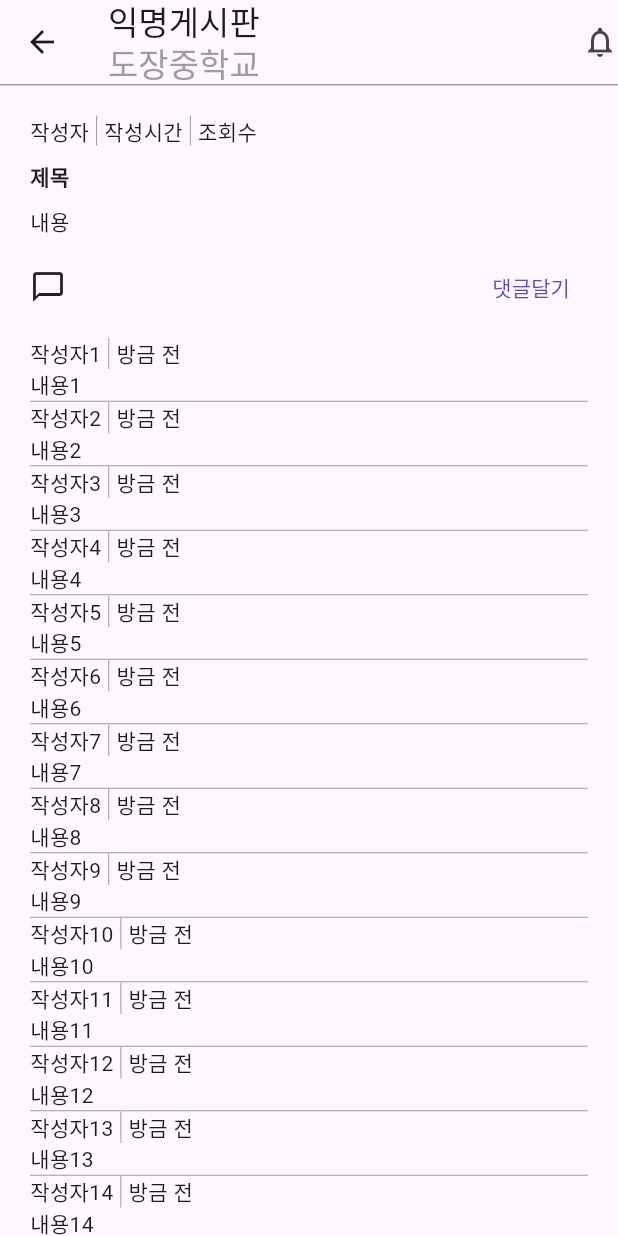
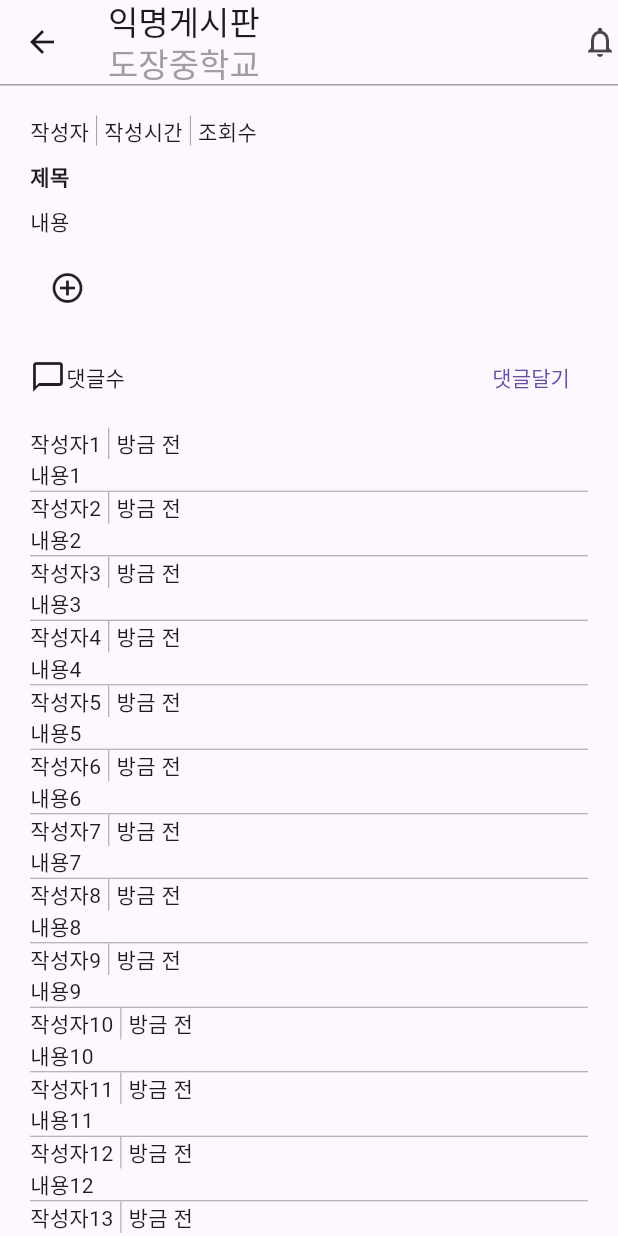
Before and after one commit to jaesol0105/damta, a Flutter app: the PostDetailPage screen opened directly with empty values, on a phone screen of 412 x 824 dp. Run offline on Flutter 3.47's test engine with Material 3 defaults, Android fonts, the phone set to English and light mode, and no system bars; our stand-ins replace cloud_firestore, firebase_core, flutter_hooks, flutter_riverpod, freezed_annotation, go_router and 2 more; accounts and stored records are empty; generated files the repository leaves out were written again.

Commit message:
Update post_detail_page.dart
현재 작업중에 있음. 중간 커밋임.

```diff
--- a/lib/presentation/view/pages/post_detail/post_detail_page.dart
+++ b/lib/presentation/view/pages/post_detail/post_detail_page.dart
@@ -1,13 +1,33 @@
 import 'package:damta/domain/entity/comment_entity.dart';
+import 'package:damta/domain/entity/post_entity.dart';
+import 'package:damta/presentation/core/util/time_ago.dart';
+import 'package:damta/presentation/view_model/post_view_model.dart';
 import 'package:flutter/material.dart';
+import 'package:flutter_riverpod/flutter_riverpod.dart';
 import 'package:go_router/go_router.dart';
 
-class PostDetailPage extends StatelessWidget {
+class PostDetailPage extends StatefulWidget {
   const PostDetailPage({super.key, required this.id});
   final String id;
 
   @override
+  State<PostDetailPage> createState() => _PostDetailPageState();
+}
+
+class _PostDetailPageState extends State<PostDetailPage> {
+  OverlayEntry? _overlayEntry;
+
+  final LayerLink _layerLink = LayerLink();
+
+  bool showEmojiPopup = false;
+
+  final List<String> emojis = ["🤣", "👍", "❤️", "🔥", "✨", "😒", "🥹"];
+
+  final List<String> addEmojis = [];
+
+  @override
   Widget build(BuildContext context) {
+    // final List<PostEntity> list = ref.read(postViewModelProvider);
     List<CommentEntity> list = [];
     for (var i = 1; i <= 30; i++) {
       list.add(
@@ -16,25 +36,9 @@ class PostDetailPage extends StatelessWidget {
           cWriter: "작성자$i",
           cCreatedAt: DateTime.now(),
           pId: "포스트id",
-          uId: '',
+          uId: '유저id',
         ),
       );
-    }
-    print(list.length);
-
-    String timeAgo(DateTime date) {
-      final Duration diff = DateTime.now().difference(date);
-      if (diff.inSeconds < 60) {
-        return '방금 전';
-      } else if (diff.inMinutes < 60) {
-        return '${diff.inMinutes}분 전';
-      } else if (diff.inHours < 24) {
-        return '${diff.inHours}시간 전';
-      } else if (diff.inDays < 7) {
-        return '${diff.inDays}일 전';
-      } else {
-        return '${(diff.inDays / 7).floor()}주 전';
-      }
     }
 
     return Scaffold(
@@ -63,8 +67,6 @@ class PostDetailPage extends StatelessWidget {
       body: SingleChildScrollView(
         child: Padding(
           padding: const EdgeInsets.all(20),
-          child: InkWell(
-            onTap: () {},
           child: Column(
             spacing: 10,
             crossAxisAlignment: CrossAxisAlignment.start,
@@ -91,9 +93,47 @@ class PostDetailPage extends StatelessWidget {
               Text("제목", style: TextStyle(fontWeight: FontWeight.bold)),
               Text("내용"),
               Row(
+                spacing: 5,
+                children: [
+                  // 반응추가
+                  CompositedTransformTarget(
+                    link: _layerLink,
+                    child: InkWell(
+                      onTap: () {
+                        if (_overlayEntry == null) {
+                          showPopup();
+                        } else {
+                          removePopup();
+                        }
+                      },
+                      child: SizedBox(
+                        width: 50,
+                        height: 50,
+                        child: Icon(Icons.add_circle_outline),
+                      ),
+                    ),
+                  ),
+                  // 선택된 이모지들
+                  Expanded(
+                    child: SingleChildScrollView(
+                      scrollDirection: Axis.horizontal,
+                      child: Row(
+                        spacing: 5,
+                        children: addEmojis
+                            .map((e) => Text(e, style: TextStyle(fontSize: 24)))
+                            .toList(),
+                      ),
+                    ),
+                  ),
+                ],
+              ),
+              Row(
                 mainAxisAlignment: MainAxisAlignment.spaceBetween,
                 children: [
-                    Icon(Icons.chat_bubble_outline),
+                  Row(
+                    // spacing: 5,
+                    children: [Icon(Icons.chat_bubble_outline), Text("댓글수")],
+                  ),
                   TextButton(
                     onPressed: () {
                       showModalBottomSheet(
@@ -146,7 +186,74 @@ class PostDetailPage extends StatelessWidget {
           ),
         ),
       ),
+    );
+  }
+
+  OverlayEntry _buildOverlay() {
+    return OverlayEntry(
+      builder: (context) {
+        return Positioned.fill(
+          child: Stack(
+            children: [
+              // 배경 클릭시 닫기
+              GestureDetector(
+                onTap: removePopup,
+                child: Container(color: Colors.transparent),
+              ),
+
+              // 버튼 위에 붙는 팝업
+              CompositedTransformFollower(
+                link: _layerLink,
+                offset: const Offset(0, -60), // 버튼 위로 60px 이동
+                showWhenUnlinked: false,
+                child: Material(
+                  elevation: 5,
+                  borderRadius: BorderRadius.circular(12),
+                  child: Container(
+                    padding: const EdgeInsets.all(8),
+                    decoration: BoxDecoration(
+                      color: Colors.grey[300],
+                      borderRadius: BorderRadius.circular(12),
+                    ),
+                    child: Row(
+                      mainAxisSize: MainAxisSize.min,
+                      children: ["🤣", "👍", "❤️", "🔥"]
+                          .map(
+                            (e) => GestureDetector(
+                              onTap: () {
+                                // 1. 리스트에 추가
+                                setState(() {
+                                  addEmojis.add(e);
+                                });
+
+                                // 2. 팝업 닫기
+                                removePopup();
+                              },
+                              child: Padding(
+                                padding: const EdgeInsets.all(6),
+                                child: Text(e, style: TextStyle(fontSize: 24)),
+                              ),
+                            ),
+                          )
+                          .toList(),
+                    ),
+                  ),
+                ),
+              ),
+            ],
           ),
         );
+      },
+    );
+  }
+
+  void showPopup() {
+    _overlayEntry = _buildOverlay();
+    Overlay.of(context).insert(_overlayEntry!); // 화면 위에 띄움
+  }
+
+  void removePopup() {
+    _overlayEntry?.remove();
+    _overlayEntry = null;
   }
 }
```
Lines whose indentation alone changed are shown as unchanged.
